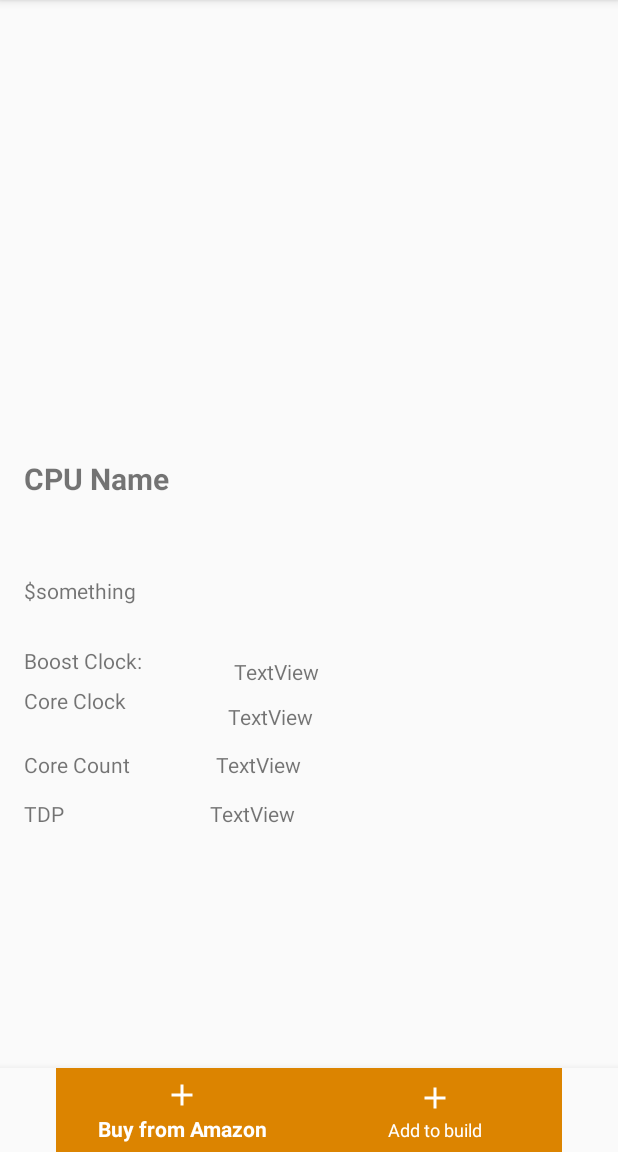
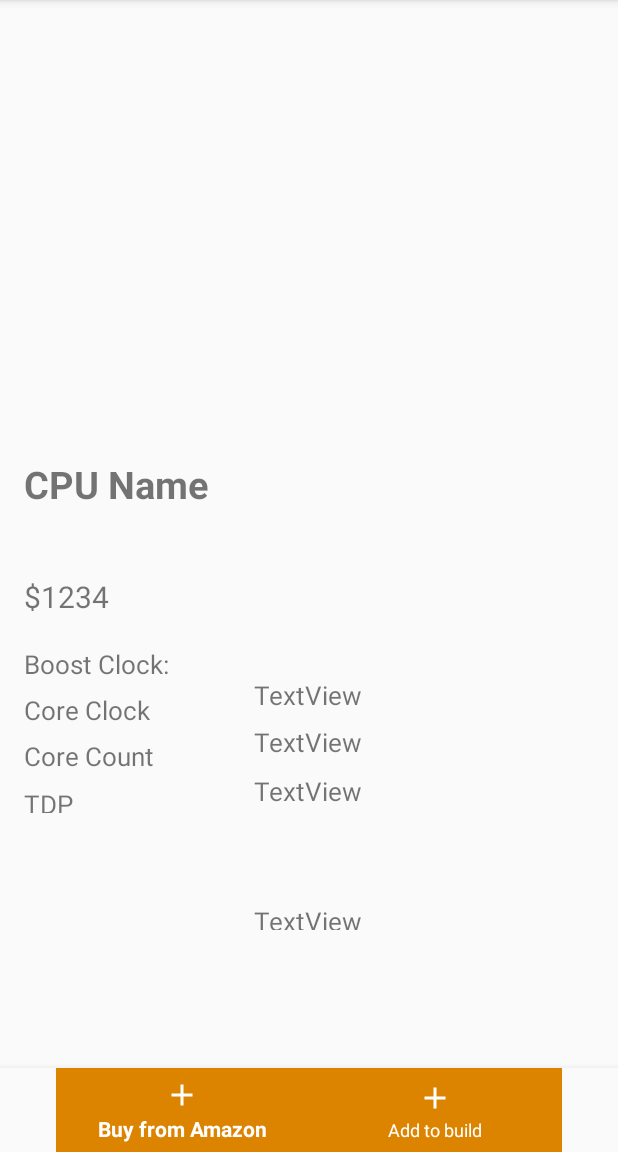
Before and after one commit to PratigyaShakya/DIYPC, an Android app: the CPUDetailActivity screen opened directly, with no data from a screen before it, on a phone screen of 412 x 824 dp, the part 84-1236 px from its top. Run offline under Robolectric (Android 15) with nearby library versions, the phone set to English and light mode, and no system bars; our stand-ins replace Firebase (no records; nobody signed in at launch, a user with empty details on screens opened directly); pictures from the network do not load.

Commit message:
Design changes

```diff
--- a/app/src/main/res/layout/activity_detailed_view_cpu.xml
+++ b/app/src/main/res/layout/activity_detailed_view_cpu.xml
@@ -22,7 +22,7 @@
         android:layout_height="47dp"
         android:layout_marginTop="20dp"
         android:text="CPU Name"
-        android:textSize="20dp"
+        android:textSize="25dp"
         android:textStyle="bold"
         app:layout_constraintBottom_toBottomOf="parent"
         app:layout_constraintEnd_toEndOf="@+id/ImageDetailed"
@@ -36,7 +36,8 @@
         android:layout_width="89dp"
         android:layout_height="41dp"
         android:layout_marginBottom="312dp"
-        android:text="$something"
+        android:text="$1234"
+        android:textSize="20dp"
         app:layout_constraintBottom_toBottomOf="parent"
         app:layout_constraintEnd_toEndOf="@+id/cpuNameDetailed"
         app:layout_constraintHorizontal_bias="0.0"
@@ -49,6 +50,7 @@
         android:layout_height="wrap_content"
         android:layout_marginTop="76dp"
         android:text="Boost Clock: "
+        android:textSize="17dp"
         app:layout_constraintBottom_toBottomOf="parent"
         app:layout_constraintStart_toStartOf="@+id/cpuNameDetailed"
         app:layout_constraintTop_toBottomOf="@+id/cpuNameDetailed"
@@ -58,83 +60,91 @@
         android:id="@+id/textView2"
         android:layout_width="wrap_content"
         android:layout_height="wrap_content"
-        android:layout_marginTop="104dp"
         android:text="Core Clock"
+        android:textSize="17dp"
         app:layout_constraintBottom_toBottomOf="parent"
         app:layout_constraintEnd_toStartOf="@+id/cpuCoreClockDetailed"
         app:layout_constraintHorizontal_bias="0.0"
         app:layout_constraintStart_toStartOf="@+id/textView7"
-        app:layout_constraintTop_toBottomOf="@+id/cpuNameDetailed"
-        app:layout_constraintVertical_bias="0.003" />
+        app:layout_constraintTop_toBottomOf="@+id/textView7"
+        app:layout_constraintVertical_bias="0.023" />
+
+    <TextView
+        android:id="@+id/cpuCoreClockDetailed"
+        android:layout_width="wrap_content"
+        android:layout_height="wrap_content"
+        android:text="TextView"
+        android:textSize="17dp"
+        app:layout_constraintBottom_toBottomOf="parent"
+        app:layout_constraintEnd_toEndOf="parent"
+        app:layout_constraintHorizontal_bias="0.0"
+        app:layout_constraintStart_toStartOf="@+id/cpuBoostClockDetailed"
+        app:layout_constraintTop_toBottomOf="@+id/cpuBoostClockDetailed"
+        app:layout_constraintVertical_bias="0.028" />
 
     <TextView
         android:id="@+id/cpuBoostClockDetailed"
         android:layout_width="wrap_content"
         android:layout_height="wrap_content"
         android:text="TextView"
+        android:textSize="17dp"
         app:layout_constraintBottom_toBottomOf="parent"
         app:layout_constraintEnd_toEndOf="@+id/cpuNameDetailed"
-        app:layout_constraintHorizontal_bias="0.243"
+        app:layout_constraintHorizontal_bias="0.256"
         app:layout_constraintStart_toEndOf="@+id/textView7"
         app:layout_constraintTop_toBottomOf="@+id/cpuNameDetailed"
-        app:layout_constraintVertical_bias="0.216" />
+        app:layout_constraintVertical_bias="0.252" />
 
     <TextView
         android:id="@+id/cpuCoreCountDetailed"
         android:layout_width="wrap_content"
         android:layout_height="wrap_content"
-        android:layout_marginEnd="8dp"
         android:text="TextView"
+        android:textSize="17dp"
         app:layout_constraintBottom_toBottomOf="parent"
-        app:layout_constraintEnd_toEndOf="@+id/cpuCoreClockDetailed"
-        app:layout_constraintTop_toBottomOf="@+id/cpuNameDetailed"
-        app:layout_constraintVertical_bias="0.372" />
-
-    <TextView
-        android:id="@+id/cpuCoreClockDetailed"
-        android:layout_width="wrap_content"
-        android:layout_height="wrap_content"
-        android:layout_marginEnd="4dp"
-        android:text="TextView"
-        app:layout_constraintBottom_toBottomOf="parent"
-        app:layout_constraintEnd_toEndOf="@+id/cpuBoostClockDetailed"
-        app:layout_constraintTop_toBottomOf="@+id/cpuNameDetailed"
-        app:layout_constraintVertical_bias="0.291" />
+        app:layout_constraintEnd_toEndOf="parent"
+        app:layout_constraintHorizontal_bias="0.0"
+        app:layout_constraintStart_toStartOf="@+id/cpuCoreClockDetailed"
+        app:layout_constraintTop_toBottomOf="@+id/cpuCoreClockDetailed"
+        app:layout_constraintVertical_bias="0.037" />
 
     <TextView
         android:id="@+id/cpuTDPDetailed"
-        android:layout_width="wrap_content"
-        android:layout_height="wrap_content"
-        android:layout_marginEnd="4dp"
+        android:layout_width="74dp"
+        android:layout_height="18dp"
+        android:layout_marginBottom="148dp"
         android:text="TextView"
+        android:textSize="17dp"
         app:layout_constraintBottom_toBottomOf="parent"
-        app:layout_constraintEnd_toEndOf="@+id/cpuCoreCountDetailed"
-        app:layout_constraintTop_toBottomOf="@+id/cpuNameDetailed"
-        app:layout_constraintVertical_bias="0.455" />
+        app:layout_constraintEnd_toEndOf="parent"
+        app:layout_constraintHorizontal_bias="0.0"
+        app:layout_constraintStart_toStartOf="@+id/cpuCoreCountDetailed" />
 
     <TextView
         android:id="@+id/textView3"
         android:layout_width="wrap_content"
         android:layout_height="wrap_content"
         android:text="Core Count"
+        android:textSize="17dp"
         app:layout_constraintBottom_toBottomOf="parent"
         app:layout_constraintEnd_toStartOf="@+id/cpuCoreCountDetailed"
         app:layout_constraintHorizontal_bias="0.0"
         app:layout_constraintStart_toStartOf="@+id/textView2"
-        app:layout_constraintTop_toBottomOf="@+id/cpuNameDetailed"
-        app:layout_constraintVertical_bias="0.372" />
+        app:layout_constraintTop_toBottomOf="@+id/textView2"
+        app:layout_constraintVertical_bias="0.026" />
 
     <TextView
         android:id="@+id/textView5"
-        android:layout_width="wrap_content"
-        android:layout_height="wrap_content"
+        android:layout_width="33dp"
+        android:layout_height="18dp"
         android:text="TDP"
+        android:textSize="17dp"
         app:layout_constraintBottom_toBottomOf="parent"
         app:layout_constraintEnd_toStartOf="@+id/cpuTDPDetailed"
         app:layout_constraintHorizontal_bias="0.0"
         app:layout_constraintStart_toStartOf="@+id/textView3"
-        app:layout_constraintTop_toBottomOf="@+id/cpuNameDetailed"
-        app:layout_constraintVertical_bias="0.455" />
+        app:layout_constraintTop_toBottomOf="@+id/textView3"
+        app:layout_constraintVertical_bias="0.035" />
 
     <com.google.android.material.bottomnavigation.BottomNavigationView
         android:id="@+id/bottomNavigationBuffer"
@@ -147,10 +157,11 @@
         app:itemTextColor="#fff"
         app:layout_constraintBottom_toBottomOf="parent"
         app:layout_constraintEnd_toEndOf="parent"
+        app:layout_constraintHorizontal_bias="1.0"
         app:layout_constraintStart_toStartOf="parent"
         app:layout_constraintTop_toTopOf="parent"
         app:layout_constraintVertical_bias="1.0"
-        app:menu="@menu/detailed_bottom"/>
+        app:menu="@menu/detailed_bottom" />
 
 
 </androidx.constraintlayout.widget.ConstraintLayout>
--- a/app/src/main/res/layout/activity_detailed_view_motherboard.xml
+++ b/app/src/main/res/layout/activity_detailed_view_motherboard.xml
@@ -21,7 +21,7 @@
         android:layout_height="47dp"
         android:layout_marginTop="20dp"
         android:text="Motherboard Name"
-        android:textSize="20dp"
+        android:textSize="25dp"
         android:textStyle="bold"
         app:layout_constraintBottom_toBottomOf="parent"
         app:layout_constraintEnd_toEndOf="@+id/motherboardImageDetailed"
@@ -36,6 +36,7 @@
         android:layout_height="41dp"
         android:layout_marginBottom="312dp"
         android:text="$Price"
+        android:textSize="20dp"
         app:layout_constraintBottom_toBottomOf="parent"
         app:layout_constraintEnd_toEndOf="@+id/motherboardNameDetailed"
         app:layout_constraintHorizontal_bias="0.0"
@@ -48,6 +49,7 @@
         android:layout_height="wrap_content"
         android:layout_marginTop="76dp"
         android:text="Form factor "
+        android:textSize="17dp"
         app:layout_constraintBottom_toBottomOf="parent"
         app:layout_constraintStart_toStartOf="@+id/motherboardNameDetailed"
         app:layout_constraintTop_toBottomOf="@+id/motherboardNameDetailed"
@@ -58,6 +60,7 @@
         android:layout_width="wrap_content"
         android:layout_height="wrap_content"
         android:text="Manufacturer"
+        android:textSize="17dp"
         app:layout_constraintBottom_toBottomOf="parent"
         app:layout_constraintEnd_toEndOf="@+id/textView7"
         app:layout_constraintHorizontal_bias="0.0"
@@ -81,6 +84,7 @@
         android:layout_width="wrap_content"
         android:layout_height="wrap_content"
         android:text="TextView"
+        android:textSize="17dp"
         app:layout_constraintBottom_toBottomOf="parent"
         app:layout_constraintEnd_toEndOf="@+id/motherboardRamTypeDetailed"
         app:layout_constraintHorizontal_bias="0.0"
@@ -93,6 +97,7 @@
         android:layout_width="wrap_content"
         android:layout_height="wrap_content"
         android:text="TextView"
+        android:textSize="17dp"
         app:layout_constraintBottom_toBottomOf="parent"
         app:layout_constraintEnd_toEndOf="@+id/motherboardRamChannelsDetailed"
         app:layout_constraintHorizontal_bias="0.0"
@@ -105,6 +110,7 @@
         android:layout_width="wrap_content"
         android:layout_height="wrap_content"
         android:text="TextView"
+        android:textSize="17dp"
         app:layout_constraintBottom_toBottomOf="parent"
         app:layout_constraintEnd_toEndOf="@+id/motherboardformFactorDetailed"
         app:layout_constraintHorizontal_bias="1.0"
@@ -117,6 +123,7 @@
         android:layout_width="wrap_content"
         android:layout_height="wrap_content"
         android:text="TextView"
+        android:textSize="17dp"
         app:layout_constraintBottom_toBottomOf="parent"
         app:layout_constraintEnd_toEndOf="@+id/motherboardManufacturerDetailed"
         app:layout_constraintHorizontal_bias="0.0"
@@ -130,6 +137,7 @@
         android:layout_width="wrap_content"
         android:layout_height="wrap_content"
         android:text="Ram channels"
+        android:textSize="17dp"
         app:layout_constraintBottom_toBottomOf="parent"
         app:layout_constraintEnd_toEndOf="@+id/textView2"
         app:layout_constraintHorizontal_bias="0.0"
@@ -142,6 +150,7 @@
         android:layout_width="wrap_content"
         android:layout_height="wrap_content"
         android:text="Socket Type"
+        android:textSize="17dp"
         app:layout_constraintBottom_toBottomOf="parent"
         app:layout_constraintEnd_toEndOf="@+id/textView4"
         app:layout_constraintHorizontal_bias="0.0"
@@ -154,6 +163,7 @@
         android:layout_width="wrap_content"
         android:layout_height="wrap_content"
         android:text="Ram type"
+        android:textSize="17dp"
         app:layout_constraintBottom_toBottomOf="parent"
         app:layout_constraintEnd_toEndOf="@+id/textView3"
         app:layout_constraintHorizontal_bias="0.0"
```
